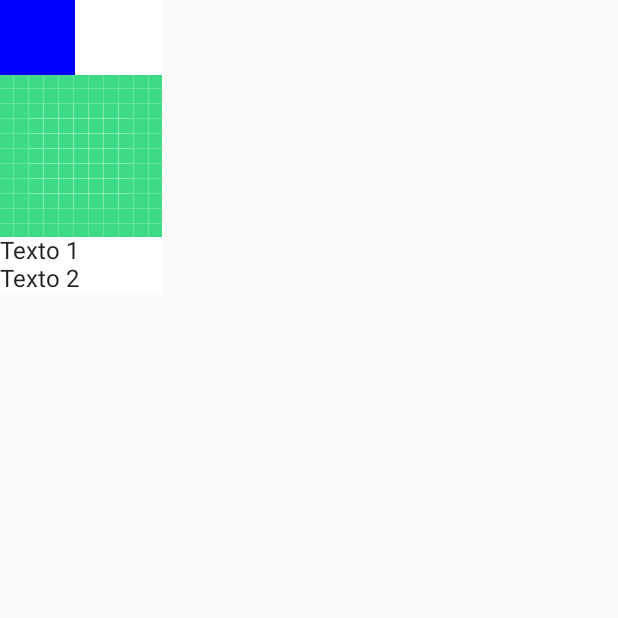
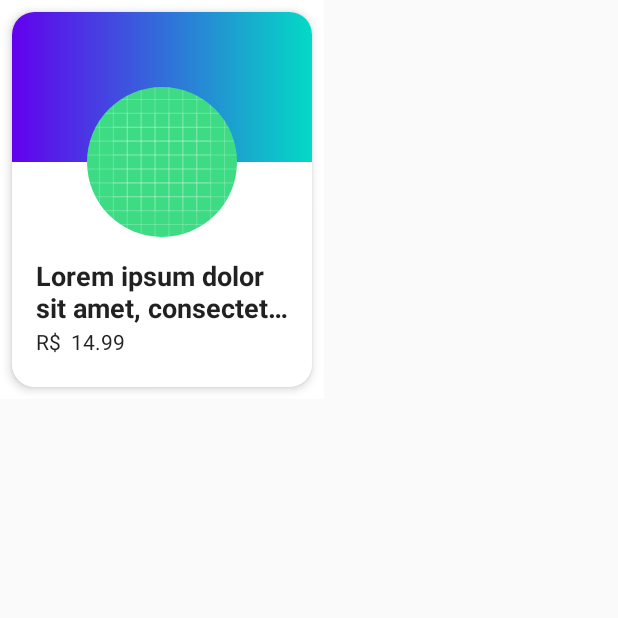
Before and after one commit to gersoncorrea/alura-jetpackcompose, an Android app built with Jetpack Compose: the screen it shows after launch (MainActivity), on a phone screen of 412 x 824 dp, the top half of it. Run offline under Robolectric (Android 15) with nearby library versions, the phone set to English and light mode, and no system bars.

Commit message:
[JC] - aula 3

```diff
--- a/app/src/main/java/com/study/alura_jetpackcompose/MainActivity.kt
+++ b/app/src/main/java/com/study/alura_jetpackcompose/MainActivity.kt
@@ -7,17 +7,33 @@ import androidx.compose.foundation.Image
 import androidx.compose.foundation.background
 import androidx.compose.foundation.layout.Box
 import androidx.compose.foundation.layout.Column
+import androidx.compose.foundation.layout.Spacer
+import androidx.compose.foundation.layout.fillMaxWidth
 import androidx.compose.foundation.layout.height
+import androidx.compose.foundation.layout.heightIn
+import androidx.compose.foundation.layout.offset
+import androidx.compose.foundation.layout.padding
+import androidx.compose.foundation.layout.size
 import androidx.compose.foundation.layout.width
+import androidx.compose.foundation.shape.CircleShape
+import androidx.compose.foundation.shape.RoundedCornerShape
 import androidx.compose.material.Surface
 import androidx.compose.material.Text
 import androidx.compose.runtime.Composable
+import androidx.compose.ui.Alignment.Companion.BottomCenter
 import androidx.compose.ui.Modifier
-import androidx.compose.ui.graphics.Color
+import androidx.compose.ui.draw.clip
+import androidx.compose.ui.graphics.Brush
 import androidx.compose.ui.res.painterResource
+import androidx.compose.ui.text.font.FontWeight
+import androidx.compose.ui.text.style.TextOverflow
 import androidx.compose.ui.tooling.preview.Preview
+import androidx.compose.ui.tooling.preview.datasource.LoremIpsum
 import androidx.compose.ui.unit.dp
+import androidx.compose.ui.unit.sp
 import com.study.alura_jetpackcompose.ui.theme.AluveryTheme
+import com.study.alura_jetpackcompose.ui.theme.Purple500
+import com.study.alura_jetpackcompose.ui.theme.Teal200
 
 class MainActivity : ComponentActivity() {
     override fun onCreate(savedInstanceState: Bundle?) {
@@ -35,18 +51,56 @@ class MainActivity : ComponentActivity() {
 @Preview(showBackground = true)
 @Composable
 fun ProductItem() {
-    Column {
+    Surface(
+        Modifier.padding(8.dp),
+        shape = RoundedCornerShape(15.dp),
+        elevation = 4.dp
+    ) {
+        Column(
+            Modifier
+                .heightIn(250.dp, 300.dp)
+                .width(200.dp)
+        ) {
+            val imageSize = 100.dp
             Box(
                 modifier = Modifier
-                .height(50.dp)
-                .background(Color.Blue)
-                .width(50.dp)
+                    .height(imageSize)
+                    .background(
+                        brush = Brush.horizontalGradient(
+                            colors = listOf(
+                                Purple500,
+                                Teal200
                             )
+                        )
+                    )
+                    .fillMaxWidth()
+            ) {
                 Image(
                     painter = painterResource(id = R.drawable.ic_launcher_background),
-            contentDescription = "Imagem do produto"
+                    contentDescription = "Imagem do produto",
+                    Modifier.size(imageSize)
+                        .offset(y = imageSize / 2)
+                        .clip(shape = CircleShape)
+                        .align(BottomCenter)
                 )
-        Text(text = "Texto 1")
-        Text(text = "Texto 2")
+            }
+            Spacer(modifier = Modifier.height(imageSize / 2))
+            Column(Modifier.padding(16.dp)) {
+                Text(
+                    text = LoremIpsum(50).values.first(),
+                    Modifier.fillMaxWidth(),
+                    fontSize = 18.sp,
+                    fontWeight = FontWeight(700),
+                    maxLines = 2,
+                    overflow = TextOverflow.Ellipsis
+                )
+                Text(
+                    text = "R$  14.99",
+                    Modifier.fillMaxWidth().padding(top = 4.dp),
+                    fontSize = 14.sp,
+                    fontWeight = FontWeight(400)
+                )
             }
         }
+    }
+}
```
Lines whose indentation alone changed are shown as unchanged.
